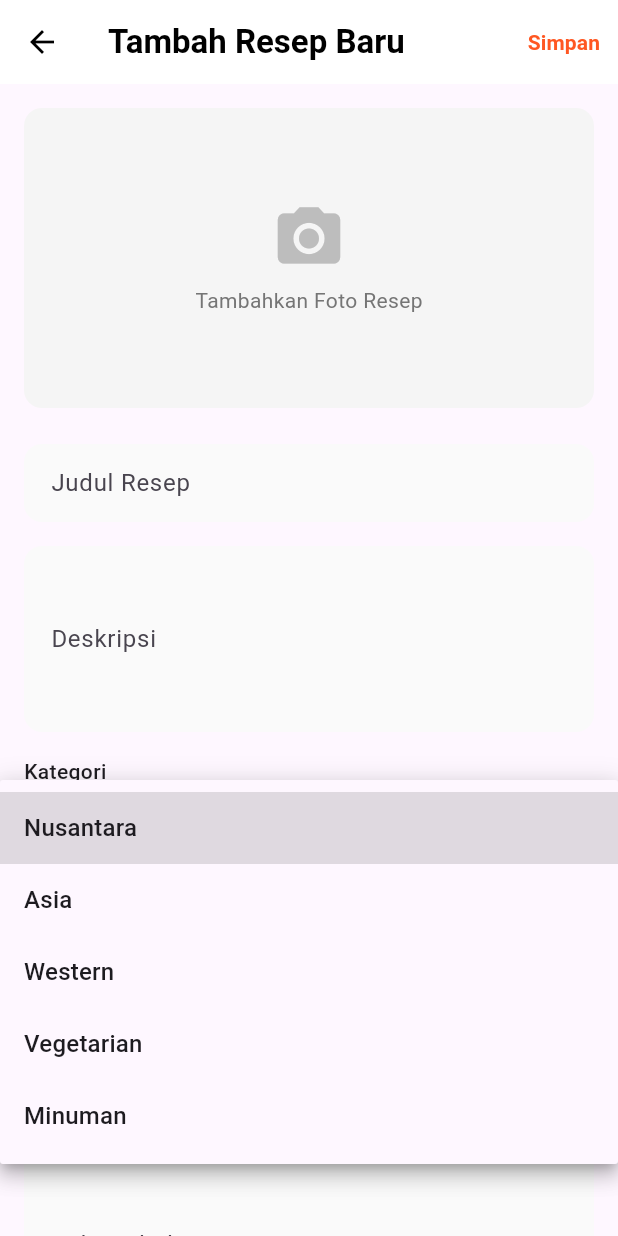
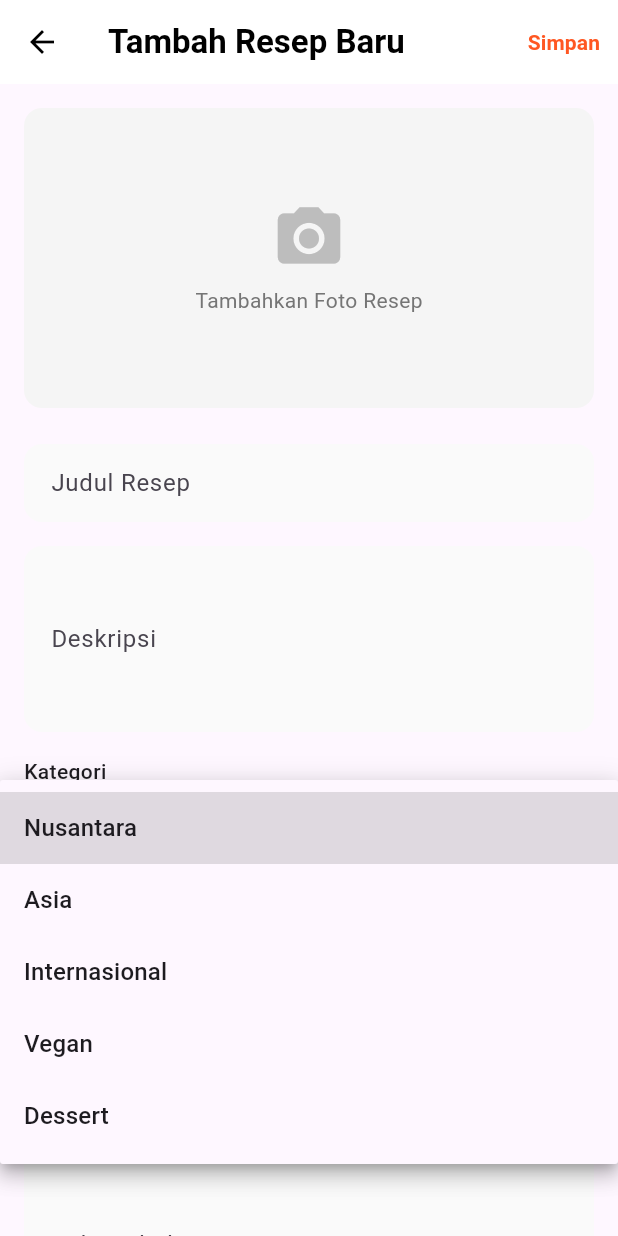
Before and after one commit to Serroria/frontend, a Flutter app: the TambahResepPage screen opened by its route, after a tap on "Nusantara", on a phone screen of 412 x 824 dp. Run offline on Flutter 3.47's test engine with Material 3 defaults, Android fonts, the phone set to English and light mode, and no system bars; our stand-ins replace image_picker, shared_preferences; accounts and stored records are empty; network calls fail.

```diff
--- a/lib/ui/tambah_resep_page.dart
+++ b/lib/ui/tambah_resep_page.dart
@@ -49,7 +49,10 @@ class _TambahResepPageState extends State<TambahResepPage> {
       _timeController = TextEditingController(text: resep.time);
 
       // B. Inisialisasi Dropdown States
-      // Pastikan nilai default/lama ada di daftar _kategoriList
+      _selectedKategori = _kategoriList.contains(resep.kategori)
+          ? resep.kategori
+          : _kategoriList[0]; // Pastikan nilai default/lama ada di daftar _kategoriList
+
       _selectedKategori = resep.kategori;
       _difficulty = resep.difficulty;
 
@@ -80,9 +83,9 @@ class _TambahResepPageState extends State<TambahResepPage> {
   final List<String> _kategoriList = [
     'Nusantara',
     'Asia',
-    'Western',
-    'Vegetarian',
-    'Minuman',
+    'Internasional',
+    'Vegan',
+    'Dessert',
   ];
 
   bool _isLoading = false;
```
Also changed, not shown: lib/homepage.dart (+24 -7 lines), lib/ui/detail_resep.dart (+23 -1 lines), lib/ui/halaman_resep.dart (+16 -1 lines), lib/ui/profile_page.dart (+11 -1 lines).
